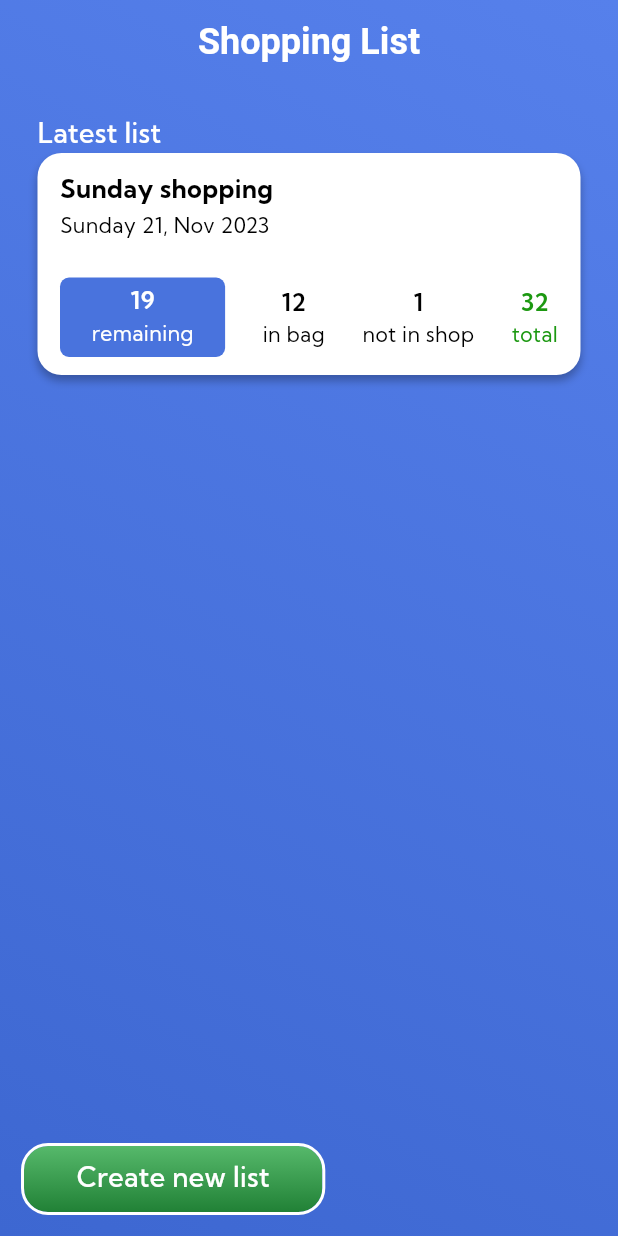
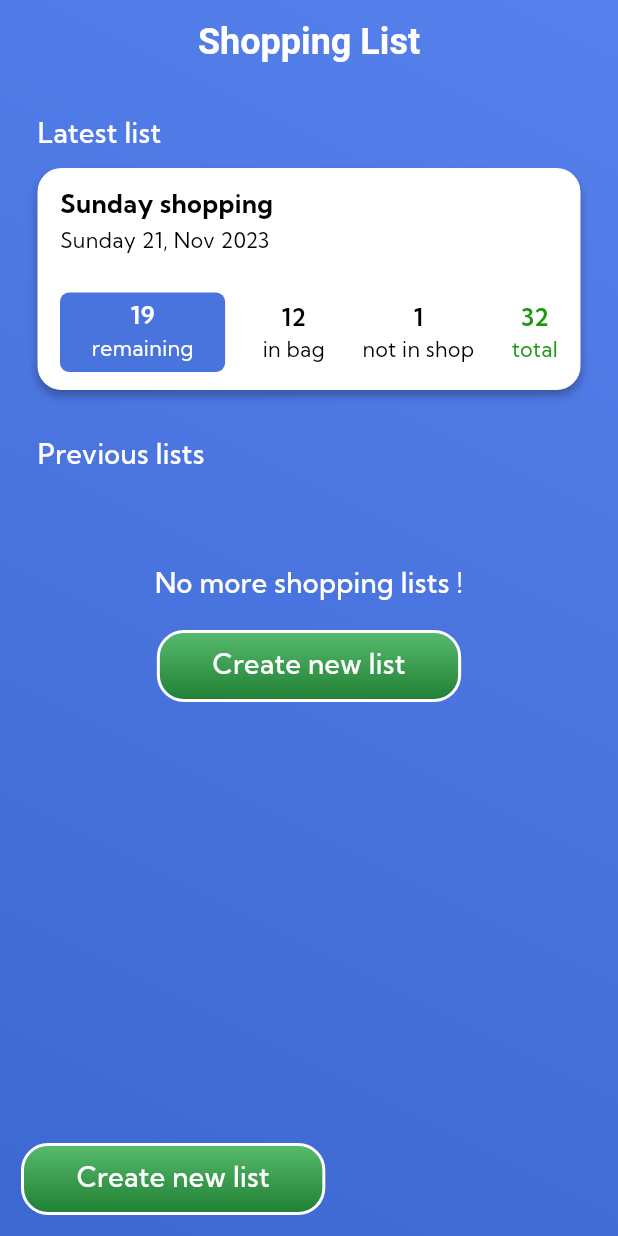
Before and after one commit to AnuradhaDev96/shopping_list_app, a Flutter app: the screen it shows after launch, on a phone screen of 412 x 824 dp. Run offline on Flutter 3.47's test engine with Material 2 defaults, Android fonts, the phone set to English and light mode, and no system bars.

Commit message:
Shopping list page UI implementation

```diff
--- a/shoplicium/lib/presentation/views/shopping_list/shopping_list_page.dart
+++ b/shoplicium/lib/presentation/views/shopping_list/shopping_list_page.dart
@@ -15,20 +15,38 @@ class ShoppingListPage extends StatelessWidget {
         appBar: AppBar(
           title: const Text('Shopping List'),
         ),
-        floatingActionButton: const PrimaryButtonSkin(),
+        floatingActionButton: _createNewListButton,
         floatingActionButtonLocation: FloatingActionButtonLocation.startFloat,
-        body: const Padding(
-          padding: EdgeInsets.only(top: 20, left: 25, right: 25),
+        body: Padding(
+          padding: const EdgeInsets.only(top: 20, left: 25, right: 25),
           child: CustomScrollView(
             slivers: [
-              SliverToBoxAdapter(
+              const SliverToBoxAdapter(
                 child: Text(
                   'Latest list',
                   style: TextStyles.sectionTitleTextStyle,
                 ),
               ),
+              const SliverToBoxAdapter(
+                child: Padding(
+                  padding: EdgeInsets.only(top: 10, bottom: 30),
+                  child: LatestShoppingListCard(),
+                ),
+              ),
+              const SliverToBoxAdapter(
+                child: Text(
+                  'Previous lists',
+                  style: TextStyles.sectionTitleTextStyle,
+                ),
+              ),
               SliverToBoxAdapter(
-                child: LatestShoppingListCard(),
+                child: Padding(
+                  padding: const EdgeInsets.only(top: 60),
+                  child: _ShoppingListErrorWidget(
+                    caption: 'No more shopping lists !',
+                    actionButton: _createNewListButton,
+                  ),
+                ),
               ),
             ],
           ),
@@ -36,12 +54,15 @@ class ShoppingListPage extends StatelessWidget {
       ),
     );
   }
+
+  Widget get _createNewListButton => GestureDetector(child: const PrimaryButtonSkin());
 }
 
 class _ShoppingListErrorWidget extends StatelessWidget {
-  const _ShoppingListErrorWidget({super.key, required this.caption});
+  const _ShoppingListErrorWidget({super.key, required this.caption, this.actionButton});
 
   final String caption;
+  final Widget? actionButton;
 
   @override
   Widget build(BuildContext context) {
@@ -57,6 +78,10 @@ class _ShoppingListErrorWidget extends StatelessWidget {
             fontSize: 18,
           ),
         ),
+        if (actionButton != null) Padding(
+          padding: const EdgeInsets.only(top: 20),
+          child: actionButton!,
+        ),
       ],
     );
   }
```
